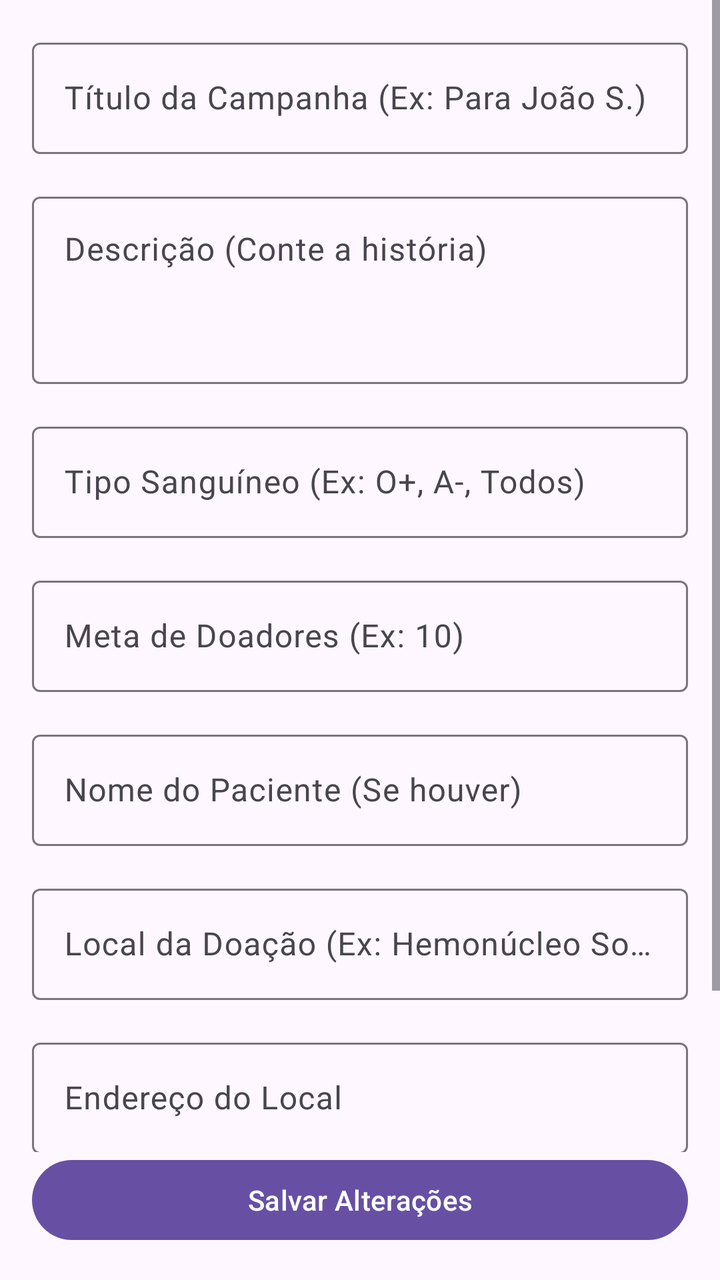
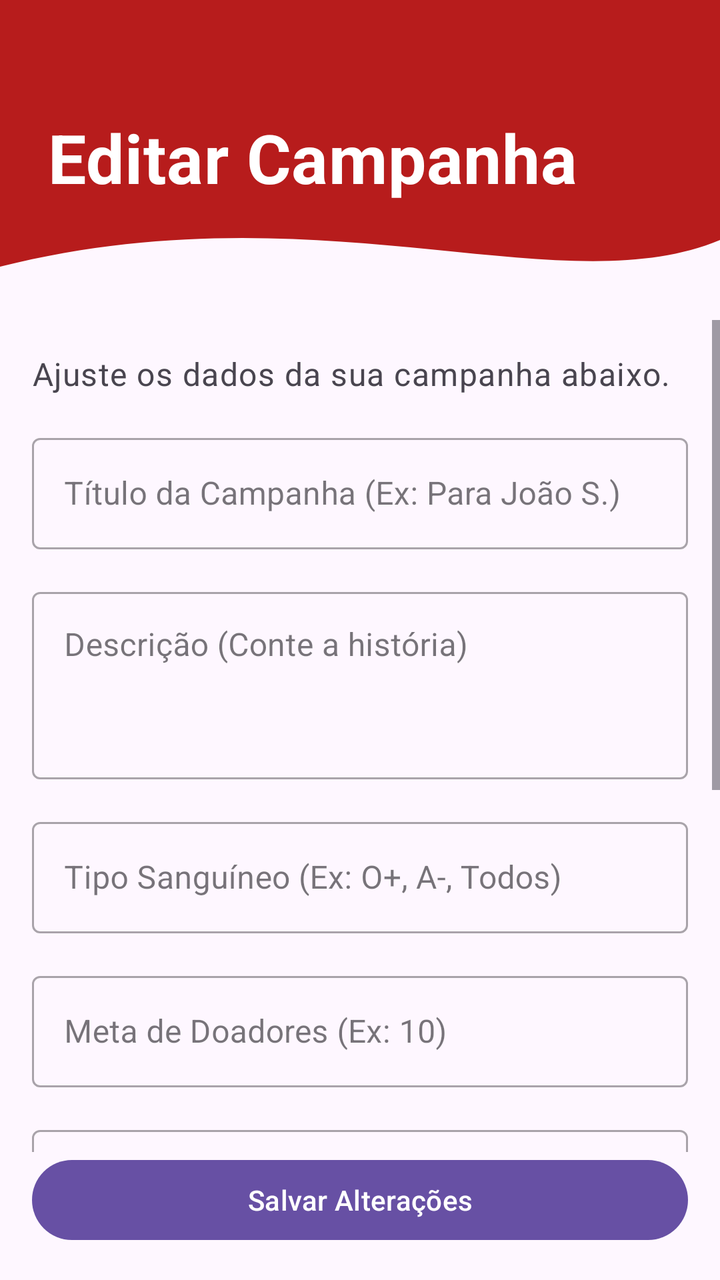

Screens rendered from an Android XML layout before and after an edit, with the pre-edit source and the edit as a unified diff.
<!-- AndroidManifest.xml: application theme Theme.DoandoMais -->
<!-- res/layout/fragment_editar_campanha.xml -->
<?xml version="1.0" encoding="utf-8"?>
<androidx.constraintlayout.widget.ConstraintLayout xmlns:android="http://schemas.android.com/apk/res/android"
    xmlns:app="http://schemas.android.com/apk/res-auto"
    xmlns:tools="http://schemas.android.com/tools"
    android:layout_width="match_parent"
    android:layout_height="match_parent"
    tools:context=".ui.campanha_editar.EditarCampanhaFragment"> <ScrollView
    android:layout_width="0dp"
    android:layout_height="0dp"
    app:layout_constraintTop_toTopOf="parent"
    app:layout_constraintBottom_toTopOf="@+id/btn_atualizar_campanha" app:layout_constraintStart_toStartOf="parent"
    app:layout_constraintEnd_toEndOf="parent">

    <LinearLayout
        android:layout_width="match_parent"
        android:layout_height="wrap_content"
        android:orientation="vertical"
        android:padding="16dp">

        <com.google.android.material.textfield.TextInputLayout
            android:id="@+id/til_titulo"
            android:layout_width="match_parent"
            android:layout_height="wrap_content"
            android:hint="Título da Campanha (Ex: Para João S.)">

            <com.google.android.material.textfield.TextInputEditText
                android:id="@+id/et_titulo"
                android:layout_width="match_parent"
                android:layout_height="wrap_content"
                android:inputType="textCapSentences"
                android:maxLines="1" />
        </com.google.android.material.textfield.TextInputLayout>

        <com.google.android.material.textfield.TextInputLayout
            android:id="@+id/til_descricao"
            android:layout_width="match_parent"
            android:layout_height="wrap_content"
            android:layout_marginTop="16dp"
            android:hint="Descrição (Conte a história)">

            <com.google.android.material.textfield.TextInputEditText
                android:id="@+id/et_descricao"
                android:layout_width="match_parent"
                android:layout_height="wrap_content"
                android:gravity="top"
                android:inputType="textMultiLine"
                android:minLines="3" />
        </com.google.android.material.textfield.TextInputLayout>

        <com.google.android.material.textfield.TextInputLayout
            android:id="@+id/til_tipo_sanguineo"
            android:layout_width="match_parent"
            android:layout_height="wrap_content"
            android:layout_marginTop="16dp"
            android:hint="Tipo Sanguíneo (Ex: O+, A-, Todos)">

            <com.google.android.material.textfield.TextInputEditText
                android:id="@+id/et_tipo_sanguineo"
                android:layout_width="match_parent"
                android:layout_height="wrap_content"
                android:inputType="textCapCharacters"
                android:maxLines="1" />
        </com.google.android.material.textfield.TextInputLayout>

        <com.google.android.material.textfield.TextInputLayout
            android:id="@+id/til_meta_doadores"
            android:layout_width="match_parent"
            android:layout_height="wrap_content"
            android:layout_marginTop="16dp"
            android:hint="Meta de Doadores (Ex: 10)">

            <com.google.android.material.textfield.TextInputEditText
                android:id="@+id/et_meta_doadores"
                android:layout_width="match_parent"
                android:layout_height="wrap_content"
                android:inputType="number" />
        </com.google.android.material.textfield.TextInputLayout>

        <com.google.android.material.textfield.TextInputLayout
            android:id="@+id/til_nome_paciente"
            android:layout_width="match_parent"
            android:layout_height="wrap_content"
            android:layout_marginTop="16dp"
            android:hint="Nome do Paciente (Se houver)">

            <com.google.android.material.textfield.TextInputEditText
                android:id="@+id/et_nome_paciente"
                android:layout_width="match_parent"
                android:layout_height="wrap_content"
                android:inputType="textPersonName|textCapWords" />
        </com.google.android.material.textfield.TextInputLayout>

        <com.google.android.material.textfield.TextInputLayout
            android:id="@+id/til_nome_hemocentro"
            android:layout_width="match_parent"
            android:layout_height="wrap_content"
            android:layout_marginTop="16dp"
            android:hint="Local da Doação (Ex: Hemonúcleo Sorocaba)">

            <com.google.android.material.textfield.TextInputEditText
                android:id="@+id/et_nome_hemocentro"
                android:layout_width="match_parent"
                android:layout_height="wrap_content"
                android:inputType="textCapSentences" />
        </com.google.android.material.textfield.TextInputLayout>

        <com.google.android.material.textfield.TextInputLayout
            android:id="@+id/til_endereco_hemocentro"
            android:layout_width="match_parent"
            android:layout_height="wrap_content"
            android:layout_marginTop="16dp"
            android:hint="Endereço do Local">

            <com.google.android.material.textfield.TextInputEditText
                android:id="@+id/et_endereco_hemocentro"
                android:layout_width="match_parent"
                android:layout_height="wrap_content"
                android:inputType="textCapSentences" />
        </com.google.android.material.textfield.TextInputLayout>

        <com.google.android.material.textfield.TextInputLayout
            android:id="@+id/til_whatsapp"
            android:layout_width="match_parent"
            android:layout_height="wrap_content"
            android:layout_marginTop="16dp"
            android:hint="WhatsApp para contato (Opcional)">

            <com.google.android.material.textfield.TextInputEditText
                android:id="@+id/et_whatsapp"
                android:layout_width="match_parent"
                android:layout_height="wrap_content"
                android:inputType="phone" />
        </com.google.android.material.textfield.TextInputLayout>

    </LinearLayout>
</ScrollView>

    <Button
        android:id="@+id/btn_atualizar_campanha"
        android:layout_width="0dp"
        android:layout_height="wrap_content"
        android:text="Salvar Alterações"
        android:layout_margin="16dp"
        app:layout_constraintBottom_toBottomOf="parent"
        app:layout_constraintEnd_toEndOf="parent"
        app:layout_constraintStart_toStartOf="parent" />

    <ProgressBar
        android:id="@+id/progress_bar_editar"
        android:layout_width="wrap_content"
        android:layout_height="wrap_content"
        android:visibility="gone"
        tools:visibility="visible"
        app:layout_constraintTop_toTopOf="parent"
        app:layout_constraintBottom_toBottomOf="parent"
        app:layout_constraintStart_toStartOf="parent"
        app:layout_constraintEnd_toEndOf="parent" />

</androidx.constraintlayout.widget.ConstraintLayout>
<!-- resources referenced by this layout -->
<resources>
  <style name="Theme.DoandoMais" parent="Base.Theme.DoandoMais" />
  <style name="Base.Theme.DoandoMais" parent="Theme.Material3.DayNight.NoActionBar">
          
          
      </style>
</resources>

<!-- the commit's change to res/layout/fragment_editar_campanha.xml (unified diff, before → after) -->
@@ -4,136 +4,185 @@
     xmlns:tools="http://schemas.android.com/tools"
     android:layout_width="match_parent"
     android:layout_height="match_parent"
-    tools:context=".ui.campanha_editar.EditarCampanhaFragment"> <ScrollView
-    android:layout_width="0dp"
-    android:layout_height="0dp"
-    app:layout_constraintTop_toTopOf="parent"
-    app:layout_constraintBottom_toTopOf="@+id/btn_atualizar_campanha" app:layout_constraintStart_toStartOf="parent"
-    app:layout_constraintEnd_toEndOf="parent">
-
-    <LinearLayout
+    android:background="?attr/colorSurface"
+    tools:context=".ui.campanha_editar.EditarCampanhaFragment">
+
+    <ImageView
+        android:id="@+id/header_background"
         android:layout_width="match_parent"
+        android:layout_height="160dp"
+        android:scaleType="fitXY"
+        android:src="@drawable/bg_header_wave"
+        app:layout_constraintTop_toTopOf="parent"
+        app:layout_constraintStart_toStartOf="parent"
+        app:layout_constraintEnd_toEndOf="parent" />
+
+    <TextView
+        android:id="@+id/tv_editar_header_titulo"
+        android:layout_width="0dp"
         android:layout_height="wrap_content"
-        android:orientation="vertical"
-        android:padding="16dp">
-
-        <com.google.android.material.textfield.TextInputLayout
-            android:id="@+id/til_titulo"
+        android:layout_marginTop="56dp"
+        android:layout_marginStart="24dp"
+        android:layout_marginEnd="24dp"
+        android:text="Editar Campanha"
+        android:textAppearance="?attr/textAppearanceHeadline4"
+        android:textColor="@color/white"
+        android:textStyle="bold"
+        app:layout_constraintStart_toStartOf="parent"
+        app:layout_constraintEnd_toEndOf="parent"
+        app:layout_constraintTop_toTopOf="parent" />
+
+    <ScrollView
+        android:id="@+id/scrollView"
+        android:layout_width="0dp"
+        android:layout_height="0dp"
+        android:clipToPadding="false"
+        android:paddingBottom="16dp"
+
+        app:layout_constraintTop_toBottomOf="@id/header_background"
+        app:layout_constraintBottom_toTopOf="@id/btn_atualizar_campanha"
+        app:layout_constraintStart_toStartOf="parent"
+        app:layout_constraintEnd_toEndOf="parent">
+
+        <LinearLayout
             android:layout_width="match_parent"
             android:layout_height="wrap_content"
-            android:hint="Título da Campanha (Ex: Para João S.)">
-
-            <com.google.android.material.textfield.TextInputEditText
-                android:id="@+id/et_titulo"
-                android:layout_width="match_parent"
-                android:layout_height="wrap_content"
-                android:inputType="textCapSentences"
-                android:maxLines="1" />
-        </com.google.android.material.textfield.TextInputLayout>
-
-        <com.google.android.material.textfield.TextInputLayout
-            android:id="@+id/til_descricao"
-            android:layout_width="match_parent"
-            android:layout_height="wrap_content"
-            android:layout_marginTop="16dp"
-            android:hint="Descrição (Conte a história)">
-
-            <com.google.android.material.textfield.TextInputEditText
-                android:id="@+id/et_descricao"
-                android:layout_width="match_parent"
-                android:layout_height="wrap_content"
-                android:gravity="top"
-                android:inputType="textMultiLine"
-                android:minLines="3" />
-        </com.google.android.material.textfield.TextInputLayout>
-
-        <com.google.android.material.textfield.TextInputLayout
-            android:id="@+id/til_tipo_sanguineo"
-            android:layout_width="match_parent"
-            android:layout_height="wrap_content"
-            android:layout_marginTop="16dp"
-            android:hint="Tipo Sanguíneo (Ex: O+, A-, Todos)">
-
-            <com.google.android.material.textfield.TextInputEditText
-                android:id="@+id/et_tipo_sanguineo"
-                android:layout_width="match_parent"
-                android:layout_height="wrap_content"
-                android:inputType="textCapCharacters"
-                android:maxLines="1" />
-        </com.google.android.material.textfield.TextInputLayout>
-
-        <com.google.android.material.textfield.TextInputLayout
-            android:id="@+id/til_meta_doadores"
-            android:layout_width="match_parent"
-            android:layout_height="wrap_content"
-            android:layout_marginTop="16dp"
-            android:hint="Meta de Doadores (Ex: 10)">
-
-            <com.google.android.material.textfield.TextInputEditText
-                android:id="@+id/et_meta_doadores"
-                android:layout_width="match_parent"
-                android:layout_height="wrap_content"
-                android:inputType="number" />
-        </com.google.android.material.textfield.TextInputLayout>
-
-        <com.google.android.material.textfield.TextInputLayout
-            android:id="@+id/til_nome_paciente"
-            android:layout_width="match_parent"
-            android:layout_height="wrap_content"
-            android:layout_marginTop="16dp"
-            android:hint="Nome do Paciente (Se houver)">
-
-            <com.google.android.material.textfield.TextInputEditText
-                android:id="@+id/et_nome_paciente"
-                android:layout_width="match_parent"
-                android:layout_height="wrap_content"
-                android:inputType="textPersonName|textCapWords" />
-        </com.google.android.material.textfield.TextInputLayout>
-
-        <com.google.android.material.textfield.TextInputLayout
-            android:id="@+id/til_nome_hemocentro"
-            android:layout_width="match_parent"
-            android:layout_height="wrap_content"
-            android:layout_marginTop="16dp"
-            android:hint="Local da Doação (Ex: Hemonúcleo Sorocaba)">
-
-            <com.google.android.material.textfield.TextInputEditText
-                android:id="@+id/et_nome_hemocentro"
-                android:layout_width="match_parent"
-                android:layout_height="wrap_content"
-                android:inputType="textCapSentences" />
-        </com.google.android.material.textfield.TextInputLayout>
-
-        <com.google.android.material.textfield.TextInputLayout
-            android:id="@+id/til_endereco_hemocentro"
-            android:layout_width="match_parent"
-            android:layout_height="wrap_content"
-            android:layout_marginTop="16dp"
-            android:hint="Endereço do Local">
-
-            <com.google.android.material.textfield.TextInputEditText
-                android:id="@+id/et_endereco_hemocentro"
-                android:layout_width="match_parent"
-                android:layout_height="wrap_content"
-                android:inputType="textCapSentences" />
-        </com.google.android.material.textfield.TextInputLayout>
-
-        <com.google.android.material.textfield.TextInputLayout
-            android:id="@+id/til_whatsapp"
-            android:layout_width="match_parent"
-            android:layout_height="wrap_content"
-            android:layout_marginTop="16dp"
-            android:hint="WhatsApp para contato (Opcional)">
-
-            <com.google.android.material.textfield.TextInputEditText
-                android:id="@+id/et_whatsapp"
-                android:layout_width="match_parent"
-                android:layout_height="wrap_content"
-                android:inputType="phone" />
-        </com.google.android.material.textfield.TextInputLayout>
-
-    </LinearLayout>
-</ScrollView>
+            android:orientation="vertical"
+            android:padding="16dp">
+
+            <TextView
+                android:layout_width="wrap_content"
+                android:layout_height="wrap_content"
+                android:text="Ajuste os dados da sua campanha abaixo."
+                android:textAppearance="?attr/textAppearanceBody1"
+                android:textColor="?attr/colorOnSurfaceVariant"
+                android:layout_marginBottom="16dp"/>
+
+            <com.google.android.material.textfield.TextInputLayout
+                android:id="@+id/til_titulo"
+                style="@style/Widget.MaterialComponents.TextInputLayout.OutlinedBox"
+                android:layout_width="match_parent"
+                android:layout_height="wrap_content"
+                android:hint="Título da Campanha (Ex: Para João S.)">
+
+                <com.google.android.material.textfield.TextInputEditText
+                    android:id="@+id/et_titulo"
+                    android:layout_width="match_parent"
+                    android:layout_height="wrap_content"
+                    android:inputType="textCapSentences"
+                    android:maxLines="1" />
+            </com.google.android.material.textfield.TextInputLayout>
+
+            <com.google.android.material.textfield.TextInputLayout
+                android:id="@+id/til_descricao"
+                style="@style/Widget.MaterialComponents.TextInputLayout.OutlinedBox"
+                android:layout_width="match_parent"
+                android:layout_height="wrap_content"
+                android:layout_marginTop="16dp"
+                android:hint="Descrição (Conte a história)">
+
+                <com.google.android.material.textfield.TextInputEditText
+                    android:id="@+id/et_descricao"
+                    android:layout_width="match_parent"
+                    android:layout_height="wrap_content"
+                    android:gravity="top"
+                    android:inputType="textMultiLine"
+                    android:minLines="3" />
+            </com.google.android.material.textfield.TextInputLayout>
+
+            <com.google.android.material.textfield.TextInputLayout
+                android:id="@+id/til_tipo_sanguineo"
+                style="@style/Widget.MaterialComponents.TextInputLayout.OutlinedBox"
+                android:layout_width="match_parent"
+                android:layout_height="wrap_content"
+                android:layout_marginTop="16dp"
+                android:hint="Tipo Sanguíneo (Ex: O+, A-, Todos)">
+
+                <com.google.android.material.textfield.TextInputEditText
+                    android:id="@+id/et_tipo_sanguineo"
+                    android:layout_width="match_parent"
+                    android:layout_height="wrap_content"
+                    android:inputType="textCapCharacters"
+                    android:maxLines="1" />
+            </com.google.android.material.textfield.TextInputLayout>
+
+            <com.google.android.material.textfield.TextInputLayout
+                android:id="@+id/til_meta_doadores"
+                style="@style/Widget.MaterialComponents.TextInputLayout.OutlinedBox"
+                android:layout_width="match_parent"
+                android:layout_height="wrap_content"
+                android:layout_marginTop="16dp"
+                android:hint="Meta de Doadores (Ex: 10)">
+
+                <com.google.android.material.textfield.TextInputEditText
+                    android:id="@+id/et_meta_doadores"
+                    android:layout_width="match_parent"
+                    android:layout_height="wrap_content"
+                    android:inputType="number" />
+            </com.google.android.material.textfield.TextInputLayout>
+
+            <com.google.android.material.textfield.TextInputLayout
+                android:id="@+id/til_nome_paciente"
+                style="@style/Widget.MaterialComponents.TextInputLayout.OutlinedBox"
+                android:layout_width="match_parent"
+                android:layout_height="wrap_content"
+                android:layout_marginTop="16dp"
+                android:hint="Nome do Paciente (Se houver)">
+
+                <com.google.android.material.textfield.TextInputEditText
+                    android:id="@+id/et_nome_paciente"
+                    android:layout_width="match_parent"
+                    android:layout_height="wrap_content"
+                    android:inputType="textPersonName|textCapWords" />
+            </com.google.android.material.textfield.TextInputLayout>
+
+            <com.google.android.material.textfield.TextInputLayout
+                android:id="@+id/til_nome_hemocentro"
+                style="@style/Widget.MaterialComponents.TextInputLayout.OutlinedBox"
+                android:layout_width="match_parent"
+                android:layout_height="wrap_content"
+                android:layout_marginTop="16dp"
+                android:hint="Local da Doação (Ex: Hemonúcleo Sorocaba)">
+
+                <com.google.android.material.textfield.TextInputEditText
+                    android:id="@+id/et_nome_hemocentro"
+                    android:layout_width="match_parent"
+                    android:layout_height="wrap_content"
+                    android:inputType="textCapSentences" />
+            </com.google.android.material.textfield.TextInputLayout>
+
+            <com.google.android.material.textfield.TextInputLayout
+                android:id="@+id/til_endereco_hemocentro"
+                style="@style/Widget.MaterialComponents.TextInputLayout.OutlinedBox"
+                android:layout_width="match_parent"
+                android:layout_height="wrap_content"
+                android:layout_marginTop="16dp"
+                android:hint="Endereço do Local">
+
+                <com.google.android.material.textfield.TextInputEditText
+                    android:id="@+id/et_endereco_hemocentro"
+                    android:layout_width="match_parent"
+                    android:layout_height="wrap_content"
+                    android:inputType="textCapSentences" />
+            </com.google.android.material.textfield.TextInputLayout>
+
+            <com.google.android.material.textfield.TextInputLayout
+                android:id="@+id/til_whatsapp"
+                style="@style/Widget.MaterialComponents.TextInputLayout.OutlinedBox"
+                android:layout_width="match_parent"
+                android:layout_height="wrap_content"
+                android:layout_marginTop="16dp"
+                android:hint="WhatsApp para contato (Opcional)">
+
+                <com.google.android.material.textfield.TextInputEditText
+                    android:id="@+id/et_whatsapp"
+                    android:layout_width="match_parent"
+                    android:layout_height="wrap_content"
+                    android:inputType="phone" />
+            </com.google.android.material.textfield.TextInputLayout>
+
+        </LinearLayout>
+    </ScrollView>
 
     <Button
         android:id="@+id/btn_atualizar_campanha"
<!-- resource entries referenced after the edit -->
@@ -1,6 +1,18 @@
 <!-- resources referenced by this layout -->
 <resources>
+  <color name="white">#FFFFFFFF</color>
+  <!-- drawable bg_header_wave (drawable) -->
+  <vector xmlns:android="http://schemas.android.com/apk/res/android"
+      android:width="360dp"
+      android:height="240dp"
+      android:viewportWidth="360"
+      android:viewportHeight="240">
+      <path
+          android:fillColor="@color/doando_red_primary"
+          android:pathData="M0,0L360,0L360,180C280,230 160,140 0,200L0,0Z" />
+  </vector>
   <style name="Theme.DoandoMais" parent="Base.Theme.DoandoMais" />
+  <color name="doando_red_primary">#B71C1C</color>
   <style name="Base.Theme.DoandoMais" parent="Theme.Material3.DayNight.NoActionBar">
           
           
